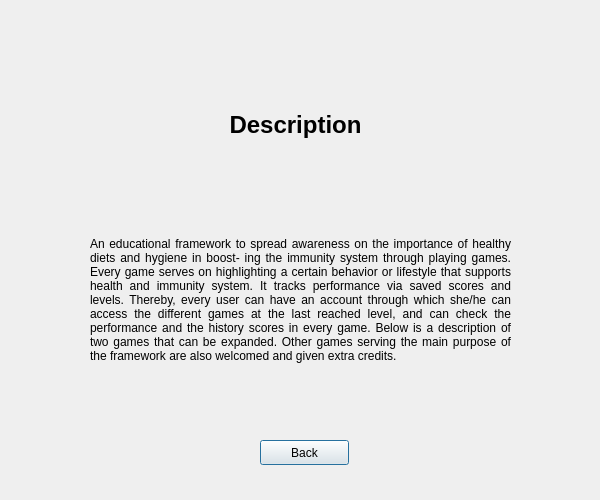
This is description.ui in billonatafji/EECE435LProject as Qt 5 draws it before an edit. The edited form follows.
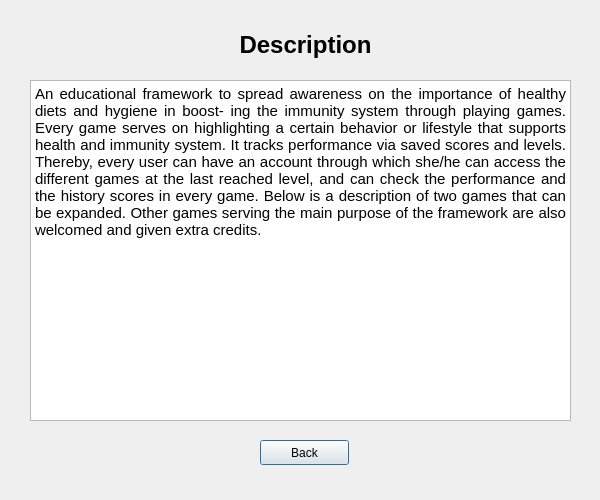
This is the edited form.

The edit to the form file:
```diff
--- a/description.ui
+++ b/description.ui
@@ -13,36 +13,11 @@
   <property name="windowTitle">
    <string>Dialog</string>
   </property>
-  <widget class="QLabel" name="label">
-   <property name="geometry">
-    <rect>
-     <x>90</x>
-     <y>180</y>
-     <width>421</width>
-     <height>241</height>
-    </rect>
-   </property>
-   <property name="midLineWidth">
-    <number>0</number>
-   </property>
-   <property name="text">
-    <string>&lt;html&gt;&lt;head/&gt;&lt;body&gt;&lt;p align=&quot;justify&quot;&gt;An educational framework to spread awareness on the importance of healthy diets and hygiene in boost- ing the immunity system through playing games. Every game serves on highlighting a certain behavior or lifestyle that supports health and immunity system. It tracks performance via saved scores and levels. Thereby, every user can have an account through which she/he can access the different games at the last reached level, and can check the performance and the history scores in every game. Below is a description of two games that can be expanded. Other games serving the main purpose of the framework are also welcomed and given extra credits.&lt;/p&gt;&lt;/body&gt;&lt;/html&gt;</string>
-   </property>
-   <property name="scaledContents">
-    <bool>false</bool>
-   </property>
-   <property name="alignment">
-    <set>Qt::AlignLeading|Qt::AlignLeft|Qt::AlignVCenter</set>
-   </property>
-   <property name="wordWrap">
-    <bool>true</bool>
-   </property>
-  </widget>
   <widget class="QLabel" name="descriptionLabel">
    <property name="geometry">
     <rect>
-     <x>0</x>
-     <y>100</y>
+     <x>10</x>
+     <y>20</y>
      <width>591</width>
      <height>51</height>
     </rect>
@@ -70,6 +45,23 @@
     <string>Back</string>
    </property>
   </widget>
+  <widget class="QTextBrowser" name="textBrowser">
+   <property name="geometry">
+    <rect>
+     <x>30</x>
+     <y>80</y>
+     <width>541</width>
+     <height>341</height>
+    </rect>
+   </property>
+   <property name="html">
+    <string>&lt;!DOCTYPE HTML PUBLIC &quot;-//W3C//DTD HTML 4.0//EN&quot; &quot;http://www.w3.org/TR/REC-html40/strict.dtd&quot;&gt;
+&lt;html&gt;&lt;head&gt;&lt;meta name=&quot;qrichtext&quot; content=&quot;1&quot; /&gt;&lt;style type=&quot;text/css&quot;&gt;
+p, li { white-space: pre-wrap; }
+&lt;/style&gt;&lt;/head&gt;&lt;body style=&quot; font-family:'Ubuntu'; font-size:11pt; font-weight:400; font-style:normal;&quot;&gt;
+&lt;p align=&quot;justify&quot; style=&quot; margin-top:12px; margin-bottom:12px; margin-left:0px; margin-right:0px; -qt-block-indent:0; text-indent:0px;&quot;&gt;An educational framework to spread awareness on the importance of healthy diets and hygiene in boost- ing the immunity system through playing games. Every game serves on highlighting a certain behavior or lifestyle that supports health and immunity system. It tracks performance via saved scores and levels. Thereby, every user can have an account through which she/he can access the different games at the last reached level, and can check the performance and the history scores in every game. Below is a description of two games that can be expanded. Other games serving the main purpose of the framework are also welcomed and given extra credits.&lt;/p&gt;&lt;/body&gt;&lt;/html&gt;</string>
+   </property>
+  </widget>
  </widget>
  <resources/>
  <connections/>
```
